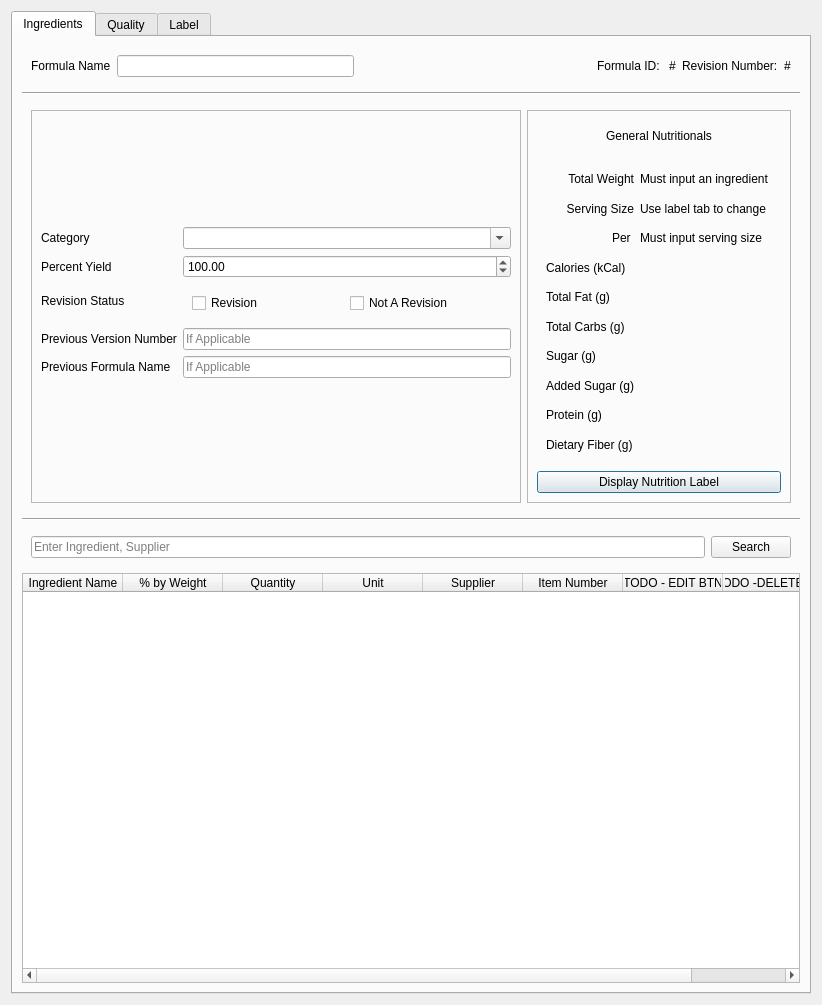
Qt form pjrd/ui/formulaEditor.ui (NAustinO/NutriPress) before a commit.
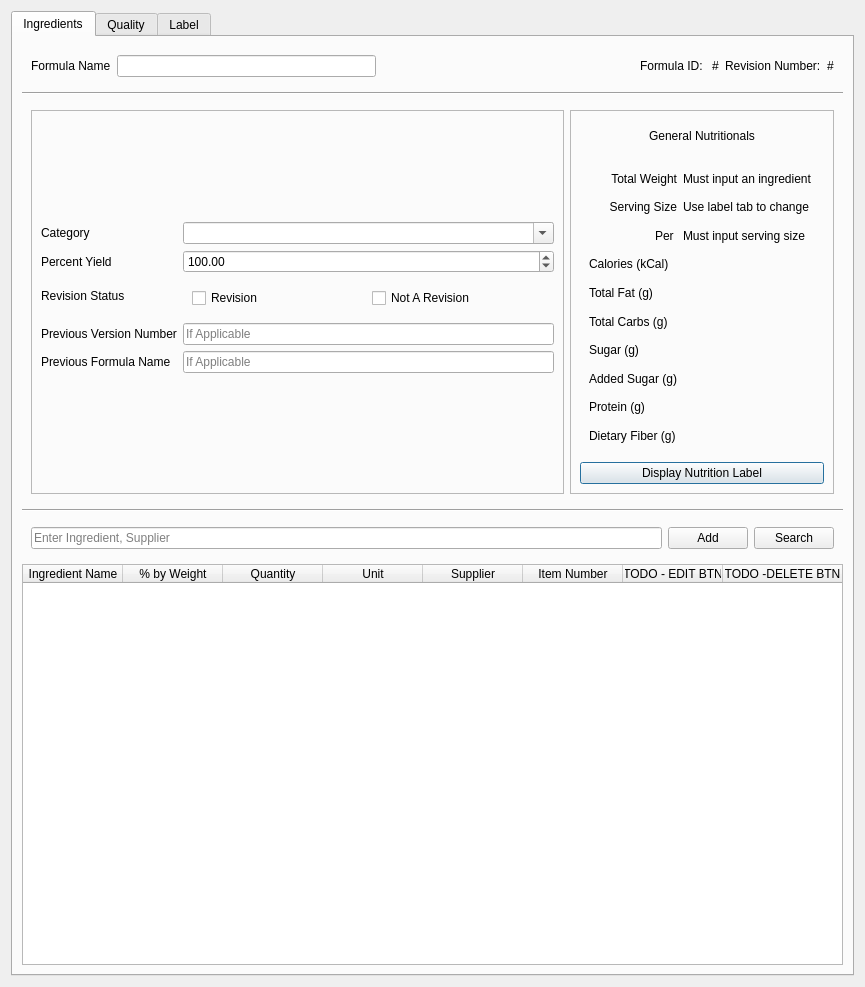
The same form after that commit. The open tabs and pages were chosen to show the change.

Patch:
```diff
--- a/pjrd/ui/formulaEditor.ui
+++ b/pjrd/ui/formulaEditor.ui
@@ -6,8 +6,8 @@
    <rect>
     <x>0</x>
     <y>0</y>
-    <width>822</width>
-    <height>1005</height>
+    <width>865</width>
+    <height>987</height>
    </rect>
   </property>
   <property name="windowTitle">
@@ -455,6 +455,13 @@
             </property>
            </widget>
           </item>
+          <item>
+           <widget class="QPushButton" name="addBtn">
+            <property name="text">
+             <string>Add</string>
+            </property>
+           </widget>
+          </item>
           <item>
            <widget class="QPushButton" name="formulaIngredientSearchBtn">
             <property name="text">
```
Left out of the diff: 67 changed lines with no effect on the pictures.
